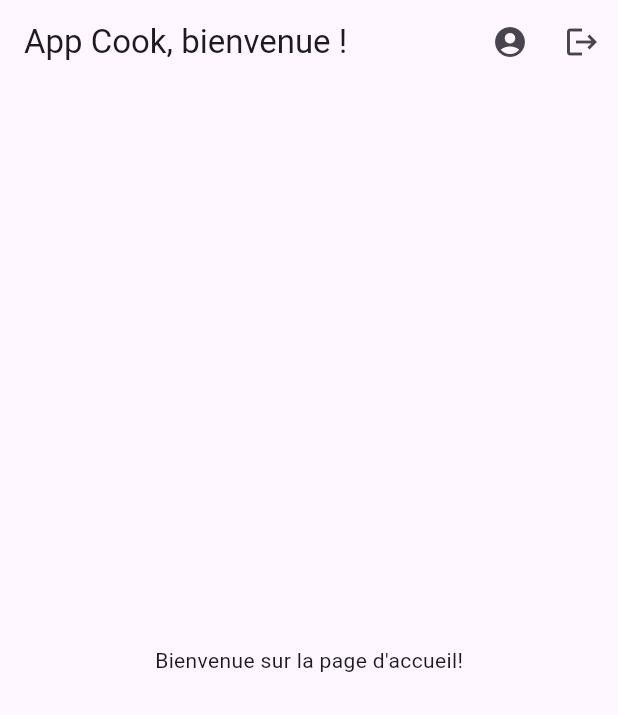
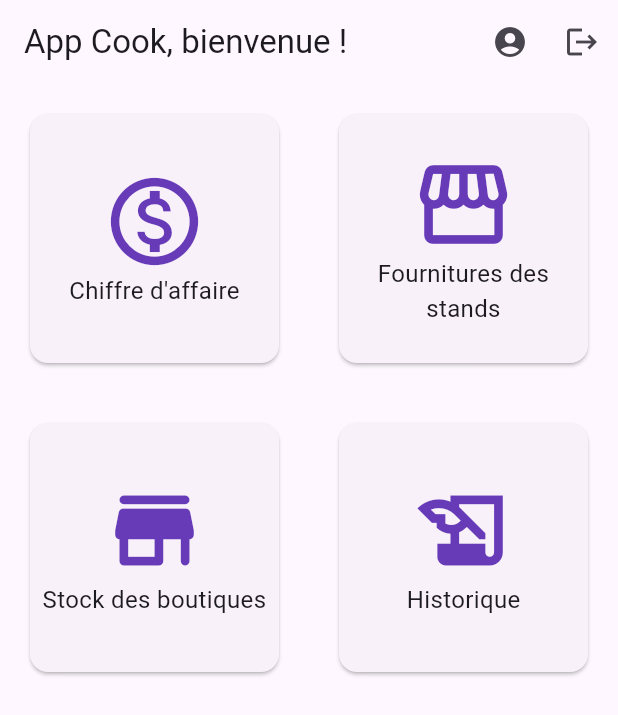
Before and after one commit to Web82-Thom/gestionFournitures, a Flutter app: the screen it shows once a user with an empty profile is signed in, on a phone screen of 412 x 824 dp. Shown: the top 715 px of the screen. Run offline on Flutter 3.47's test engine with Material 3 defaults, Android fonts, the phone set to English and light mode, and no system bars; our stand-ins replace cloud_firestore, firebase_auth, firebase_core; accounts and stored records are empty.

Commit message:
create grid view for different section

```diff
--- a/lib/pages/home_page.dart
+++ b/lib/pages/home_page.dart
@@ -48,9 +48,88 @@ class _HomePageState extends State<HomePage> {
           )
         ],
       ),
-      body: Center(
-        child: Text('Bienvenue sur la page d\'accueil!'),
-      ),
+      body: GridView.count(crossAxisCount: 2, children: [
+        Card(
+          margin: EdgeInsets.all(20),
+          child: InkWell(
+            onTap: () {
+              // Navigator.push(context, MaterialPageRoute(builder: (context) => SomePage()));
+            },
+            child: Center(
+              child: Column(
+                mainAxisSize: MainAxisSize.min,
+                children: [
+                  Icon(Icons.monetization_on_outlined , size: 70, color: Colors.deepPurple),
+                  Text(
+                    'Chiffre d\'affaire',
+                    style: TextStyle(fontSize: 16),
+                    textAlign: TextAlign.center,
+                  ),
+                ],
+              ),
+            ),
+          ),
+        ),
+        Card(
+          margin: EdgeInsets.all(20),
+          child: InkWell(
+            onTap: () {
+              // Navigator.push(context, MaterialPageRoute(builder: (context) => SomePage()));
+            },
+            child: Center(
+              child: Column(
+                mainAxisSize: MainAxisSize.min,
+                children: [
+                  Icon(Icons.storefront_outlined, size: 70, color: Colors.deepPurple),
+                  Text(
+                    'Fournitures des stands',
+                    style: TextStyle(fontSize: 16),
+                    textAlign: TextAlign.center,
+                  ),
+                ],
+              ),
+            ),
+          ),
+        ),
+        Card(
+          margin: EdgeInsets.all(20),
+          child: InkWell(
+            onTap: () {
+              // Navigator.push(context, MaterialPageRoute(builder: (context) => SomePage()));
+            },
+            child: Center(
+              child: Column(
+                mainAxisSize: MainAxisSize.min,
+                children: [
+                  Icon(Icons.store_mall_directory_rounded, size: 70, color: Colors.deepPurple),
+                  Text(
+                    'Stock des boutiques',
+                    style: TextStyle(fontSize: 16),
+                    textAlign: TextAlign.center,
+                  ),
+                ],
+              ),
+            ),
+          ),
+        ),
+        Card(
+          margin: EdgeInsets.all(20),
+          child: InkWell(
+            onTap: () {
+              // Navigator.push(context, MaterialPageRoute(builder: (context) => SomePage()));
+            },
+            child: Center(
+              child: Column(
+                mainAxisSize: MainAxisSize.min,
+                children: [
+                  Icon(Icons.history_edu_sharp, size: 70, color: Colors.deepPurple),
+                  Text('Historique', style: TextStyle(fontSize: 16)),
+                ],
+              ),
+            ),
+          ),
+        ),
+      ]),
     );
   }
 }
```
